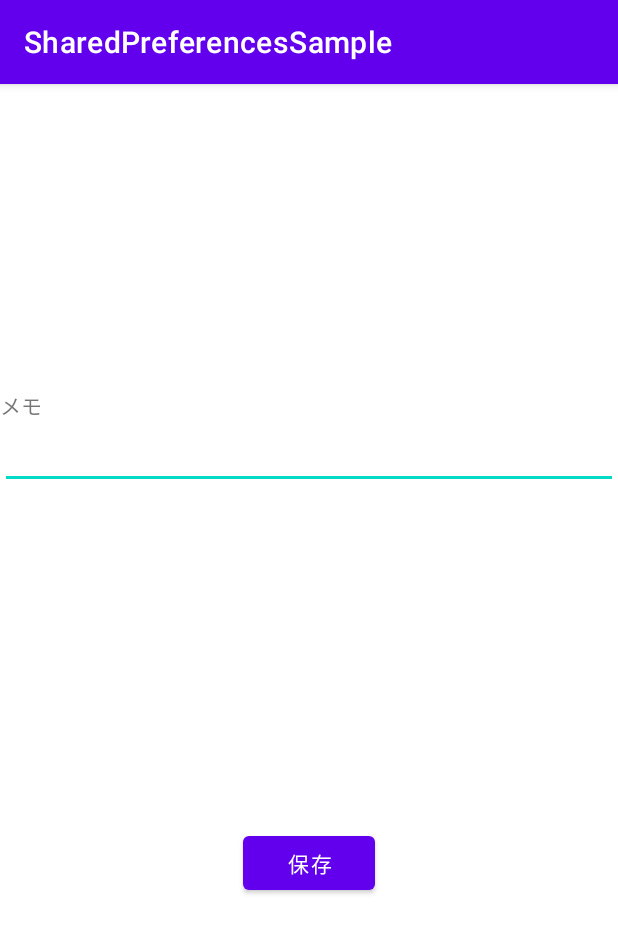
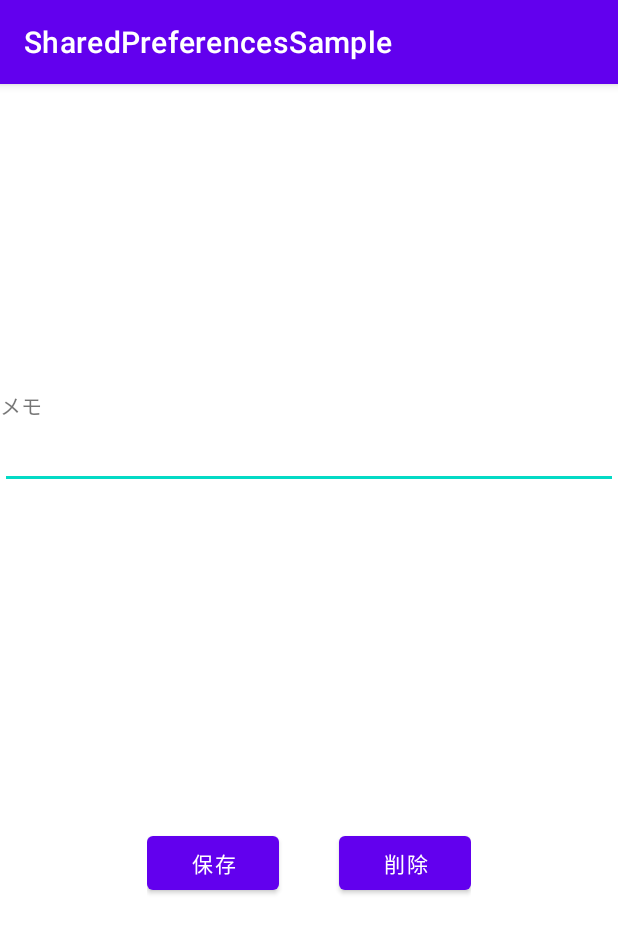
Before and after one commit to kazaman97/SharedPreferencesSample, an Android app: the screen it shows after launch (MainActivity), after a tap on "保存", on a phone screen of 412 x 824 dp. Shown: the top 933 px of the screen. Run offline under Robolectric (Android 15) with nearby library versions, the phone set to English and light mode, and no system bars; our stand-ins replace data binding.

Commit message:
add impl of delete

```diff
--- a/app/src/main/java/com/github/kazaman97/shared_preferences_sample/MainActivity.kt
+++ b/app/src/main/java/com/github/kazaman97/shared_preferences_sample/MainActivity.kt
@@ -6,15 +6,26 @@ import androidx.databinding.DataBindingUtil
 import com.github.kazaman97.shared_preferences_sample.databinding.ActivityMainBinding
 
 class MainActivity : AppCompatActivity() {
+    companion object {
+        private const val SP_KEY = "memo"
+    }
+
     private val binding: ActivityMainBinding by lazy {
         DataBindingUtil.setContentView(this, R.layout.activity_main)
     }
 
+    private val sharedPreferencesManager: SharedPreferencesManager
+        get() = SharedPreferencesManager.instance
+
     override fun onCreate(savedInstanceState: Bundle?) {
         super.onCreate(savedInstanceState)
-        binding.textField.setText(SharedPreferencesManager.instance.getString("memo"))
-        binding.button.setOnClickListener {
-            SharedPreferencesManager.instance.putString("memo", binding.textField.text.toString())
+        binding.textField.setText(sharedPreferencesManager.getString(SP_KEY))
+        binding.save.setOnClickListener {
+            sharedPreferencesManager.putString(SP_KEY, binding.textField.text.toString())
+        }
+        binding.delete.setOnClickListener {
+            sharedPreferencesManager.removeString(SP_KEY)
+            binding.textField.setText("")
         }
     }
 }
--- a/app/src/main/res/layout/activity_main.xml
+++ b/app/src/main/res/layout/activity_main.xml
@@ -21,19 +21,46 @@
             android:layout_width="0dp"
             android:layout_height="wrap_content"
             android:inputType="text"
-            app:layout_constraintBottom_toTopOf="@id/button"
+            app:layout_constraintBottom_toTopOf="@id/button_container"
             app:layout_constraintEnd_toEndOf="parent"
             app:layout_constraintStart_toStartOf="parent"
             app:layout_constraintTop_toTopOf="parent" />
 
-        <Button
-            android:id="@+id/button"
+        <androidx.constraintlayout.widget.ConstraintLayout
+            android:id="@+id/button_container"
             android:layout_width="wrap_content"
             android:layout_height="wrap_content"
-            android:text="@string/save"
             app:layout_constraintBottom_toBottomOf="parent"
             app:layout_constraintEnd_toEndOf="parent"
             app:layout_constraintStart_toStartOf="parent"
-            app:layout_constraintTop_toBottomOf="@id/text_field" />
+            app:layout_constraintTop_toBottomOf="@id/text_field">
+
+            <Button
+                android:id="@+id/save"
+                android:layout_width="wrap_content"
+                android:layout_height="wrap_content"
+                android:text="@string/save"
+                app:layout_constraintBottom_toBottomOf="parent"
+                app:layout_constraintEnd_toStartOf="@id/button_spacer"
+                app:layout_constraintStart_toStartOf="parent"
+                app:layout_constraintTop_toTopOf="parent" />
+
+            <Space
+                android:id="@+id/button_spacer"
+                android:layout_width="40dp"
+                android:layout_height="match_parent"
+                app:layout_constraintEnd_toStartOf="@id/delete"
+                app:layout_constraintStart_toEndOf="@id/save" />
+
+            <Button
+                android:id="@+id/delete"
+                android:layout_width="wrap_content"
+                android:layout_height="wrap_content"
+                android:text="@string/delete"
+                app:layout_constraintBottom_toBottomOf="parent"
+                app:layout_constraintEnd_toEndOf="parent"
+                app:layout_constraintStart_toEndOf="@id/button_spacer"
+                app:layout_constraintTop_toTopOf="parent" />
+        </androidx.constraintlayout.widget.ConstraintLayout>
     </androidx.constraintlayout.widget.ConstraintLayout>
 </layout>
--- a/app/src/main/res/values/strings.xml
+++ b/app/src/main/res/values/strings.xml
@@ -2,4 +2,5 @@
     <string name="app_name">SharedPreferencesSample</string>
     <string name="memo">メモ</string>
     <string name="save">保存</string>
+    <string name="delete">削除</string>
 </resources>
```
